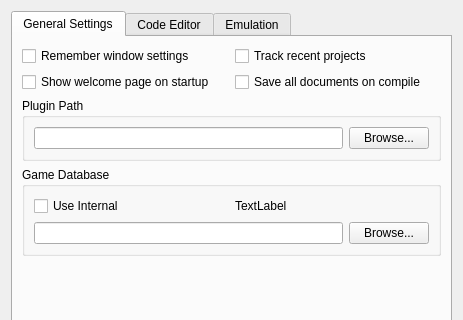
The window that environmentsettingsdialog.ui (christopherpow/nesicide) describes before a commit, drawn with Qt 5; both pictures show x 0 to 463 and y 0 to 320 of the 463 by 558 pixel window.
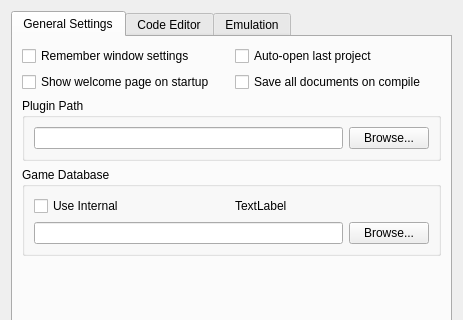
The same window after the commit. The open tabs and pages were chosen to show the change. Icons and pictures are not drawn.

Commit message: Improvements to Graphics Bank Editor; Addition of option to open last opened project at app startup

```diff
--- a/environmentsettingsdialog.ui
+++ b/environmentsettingsdialog.ui
@@ -34,7 +34,7 @@
        <item row="0" column="1">
         <widget class="QCheckBox" name="trackRecentProjects">
          <property name="text">
-          <string>Track recent projects</string>
+          <string>Auto-open last project</string>
          </property>
         </widget>
        </item>
```
Left out of the diff: 2 changed lines with no effect on the pictures. The commit also changes 22 other files.
